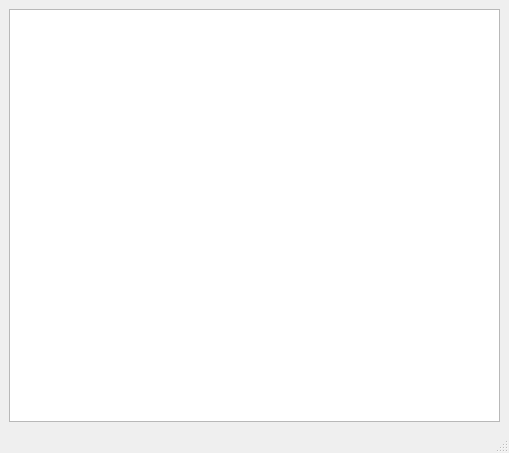
The window that gamewindow.ui (m1ld3/dartomato) describes before a commit, drawn with Qt 5.
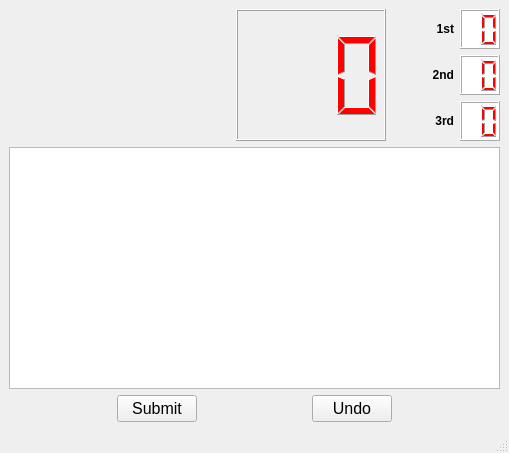
The same window after the commit. Custom widgets are drawn as their Qt base class.

Commit message: Make Dartboard scaleable and remove buttons, displays and labels, add new buttons and displays to game window, add dynamic checkout list

```diff
--- a/gamewindow.ui
+++ b/gamewindow.ui
@@ -20,14 +20,293 @@
    <string>MainWindow</string>
   </property>
   <widget class="QWidget" name="centralwidget">
-   <layout class="QHBoxLayout" name="horizontalLayout">
+   <layout class="QHBoxLayout" name="horizontalLayout_6">
     <item>
      <layout class="QVBoxLayout" name="gridForLeftHandPlayers"/>
     </item>
     <item>
      <layout class="QVBoxLayout" name="gridForDartBoard">
       <item>
-       <widget class="QGraphicsView" name="graphicsViewDartBoard"/>
+       <layout class="QHBoxLayout" name="horizontalLayout_5">
+        <item>
+         <spacer name="horizontalSpacer_5">
+          <property name="orientation">
+           <enum>Qt::Horizontal</enum>
+          </property>
+          <property name="sizeHint" stdset="0">
+           <size>
+            <width>40</width>
+            <height>20</height>
+           </size>
+          </property>
+         </spacer>
+        </item>
+        <item>
+         <widget class="QLCDNumber" name="currentRemainingLCD">
+          <property name="sizePolicy">
+           <sizepolicy hsizetype="Expanding" vsizetype="Minimum">
+            <horstretch>0</horstretch>
+            <verstretch>0</verstretch>
+           </sizepolicy>
+          </property>
+          <property name="minimumSize">
+           <size>
+            <width>100</width>
+            <height>120</height>
+           </size>
+          </property>
+          <property name="maximumSize">
+           <size>
+            <width>150</width>
+            <height>150</height>
+           </size>
+          </property>
+          <property name="styleSheet">
+           <string notr="true">QLCDNumber { color: red; background-color: none }</string>
+          </property>
+          <property name="digitCount">
+           <number>3</number>
+          </property>
+         </widget>
+        </item>
+        <item>
+         <spacer name="horizontalSpacer_2">
+          <property name="orientation">
+           <enum>Qt::Horizontal</enum>
+          </property>
+          <property name="sizeType">
+           <enum>QSizePolicy::Preferred</enum>
+          </property>
+          <property name="sizeHint" stdset="0">
+           <size>
+            <width>40</width>
+            <height>20</height>
+           </size>
+          </property>
+         </spacer>
+        </item>
+        <item>
+         <layout class="QVBoxLayout" name="verticalLayout">
+          <item>
+           <layout class="QHBoxLayout" name="horizontalLayout_2">
+            <item>
+             <widget class="QLabel" name="labelDart1">
+              <property name="sizePolicy">
+               <sizepolicy hsizetype="Minimum" vsizetype="Minimum">
+                <horstretch>0</horstretch>
+                <verstretch>0</verstretch>
+               </sizepolicy>
+              </property>
+              <property name="font">
+               <font>
+                <weight>75</weight>
+                <bold>true</bold>
+               </font>
+              </property>
+              <property name="text">
+               <string>1st</string>
+              </property>
+              <property name="textFormat">
+               <enum>Qt::PlainText</enum>
+              </property>
+              <property name="alignment">
+               <set>Qt::AlignRight|Qt::AlignTrailing|Qt::AlignVCenter</set>
+              </property>
+             </widget>
+            </item>
+            <item>
+             <widget class="QLCDNumber" name="dart1LCD">
+              <property name="sizePolicy">
+               <sizepolicy hsizetype="Fixed" vsizetype="Fixed">
+                <horstretch>0</horstretch>
+                <verstretch>0</verstretch>
+               </sizepolicy>
+              </property>
+              <property name="minimumSize">
+               <size>
+                <width>40</width>
+                <height>40</height>
+               </size>
+              </property>
+              <property name="styleSheet">
+               <string notr="true">QLCDNumber { color: red; background-color: white }</string>
+              </property>
+              <property name="digitCount">
+               <number>2</number>
+              </property>
+             </widget>
+            </item>
+           </layout>
+          </item>
+          <item>
+           <layout class="QHBoxLayout" name="horizontalLayout_3">
+            <item>
+             <widget class="QLabel" name="labelDart2">
+              <property name="sizePolicy">
+               <sizepolicy hsizetype="Minimum" vsizetype="Minimum">
+                <horstretch>0</horstretch>
+                <verstretch>0</verstretch>
+               </sizepolicy>
+              </property>
+              <property name="font">
+               <font>
+                <weight>75</weight>
+                <bold>true</bold>
+               </font>
+              </property>
+              <property name="text">
+               <string>2nd</string>
+              </property>
+              <property name="alignment">
+               <set>Qt::AlignRight|Qt::AlignTrailing|Qt::AlignVCenter</set>
+              </property>
+             </widget>
+            </item>
+            <item>
+             <widget class="QLCDNumber" name="dart2LCD">
+              <property name="sizePolicy">
+               <sizepolicy hsizetype="Fixed" vsizetype="Fixed">
+                <horstretch>0</horstretch>
+                <verstretch>0</verstretch>
+               </sizepolicy>
+              </property>
+              <property name="minimumSize">
+               <size>
+                <width>40</width>
+                <height>40</height>
+               </size>
+              </property>
+              <property name="styleSheet">
+               <string notr="true">QLCDNumber { color: red; background-color: white }</string>
+              </property>
+              <property name="digitCount">
+               <number>2</number>
+              </property>
+             </widget>
+            </item>
+           </layout>
+          </item>
+          <item>
+           <layout class="QHBoxLayout" name="horizontalLayout_4">
+            <item>
+             <widget class="QLabel" name="labelDart3">
+              <property name="sizePolicy">
+               <sizepolicy hsizetype="Minimum" vsizetype="Minimum">
+                <horstretch>0</horstretch>
+                <verstretch>0</verstretch>
+               </sizepolicy>
+              </property>
+              <property name="font">
+               <font>
+                <weight>75</weight>
+                <bold>true</bold>
+               </font>
+              </property>
+              <property name="text">
+               <string>3rd</string>
+              </property>
+              <property name="alignment">
+               <set>Qt::AlignRight|Qt::AlignTrailing|Qt::AlignVCenter</set>
+              </property>
+             </widget>
+            </item>
+            <item>
+             <widget class="QLCDNumber" name="dart3LCD">
+              <property name="sizePolicy">
+               <sizepolicy hsizetype="Fixed" vsizetype="Fixed">
+                <horstretch>0</horstretch>
+                <verstretch>0</verstretch>
+               </sizepolicy>
+              </property>
+              <property name="minimumSize">
+               <size>
+                <width>40</width>
+                <height>40</height>
+               </size>
+              </property>
+              <property name="styleSheet">
+               <string notr="true">QLCDNumber { color: red; background-color: white }</string>
+              </property>
+              <property name="digitCount">
+               <number>2</number>
+              </property>
+             </widget>
+            </item>
+           </layout>
+          </item>
+         </layout>
+        </item>
+       </layout>
+      </item>
+      <item>
+       <widget class="DartBoardView" name="graphicsViewDartBoard"/>
+      </item>
+      <item>
+       <layout class="QHBoxLayout" name="horizontalLayout">
+        <item>
+         <spacer name="horizontalSpacer_3">
+          <property name="orientation">
+           <enum>Qt::Horizontal</enum>
+          </property>
+          <property name="sizeHint" stdset="0">
+           <size>
+            <width>40</width>
+            <height>20</height>
+           </size>
+          </property>
+         </spacer>
+        </item>
+        <item>
+         <widget class="QPushButton" name="submitButton">
+          <property name="font">
+           <font>
+            <pointsize>12</pointsize>
+           </font>
+          </property>
+          <property name="text">
+           <string>Submit</string>
+          </property>
+         </widget>
+        </item>
+        <item>
+         <spacer name="horizontalSpacer">
+          <property name="orientation">
+           <enum>Qt::Horizontal</enum>
+          </property>
+          <property name="sizeHint" stdset="0">
+           <size>
+            <width>40</width>
+            <height>20</height>
+           </size>
+          </property>
+         </spacer>
+        </item>
+        <item>
+         <widget class="QPushButton" name="undoButton">
+          <property name="font">
+           <font>
+            <pointsize>12</pointsize>
+           </font>
+          </property>
+          <property name="text">
+           <string>Undo</string>
+          </property>
+         </widget>
+        </item>
+        <item>
+         <spacer name="horizontalSpacer_4">
+          <property name="orientation">
+           <enum>Qt::Horizontal</enum>
+          </property>
+          <property name="sizeHint" stdset="0">
+           <size>
+            <width>40</width>
+            <height>20</height>
+           </size>
+          </property>
+         </spacer>
+        </item>
+       </layout>
       </item>
      </layout>
     </item>
@@ -48,6 +327,13 @@
   </widget>
   <widget class="QStatusBar" name="statusbar"/>
  </widget>
+ <customwidgets>
+  <customwidget>
+   <class>DartBoardView</class>
+   <extends>QGraphicsView</extends>
+   <header>dartboardview.h</header>
+  </customwidget>
+ </customwidgets>
  <resources/>
  <connections/>
 </ui>
```
The commit also changes 11 other files.
